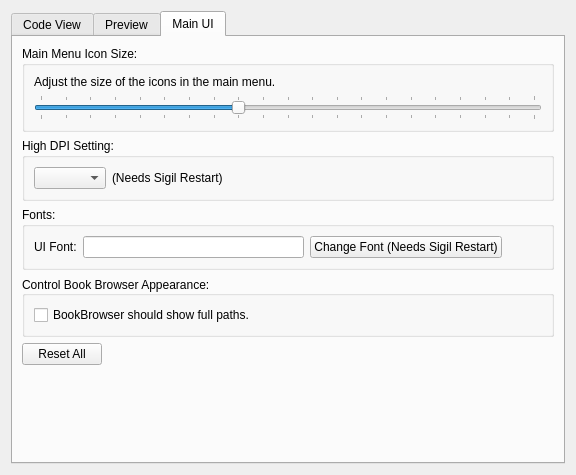
Above: src/Form_Files/PAppearanceWidget.ui from Sigil-Ebook/Sigil before the change. Below: the same form after it.
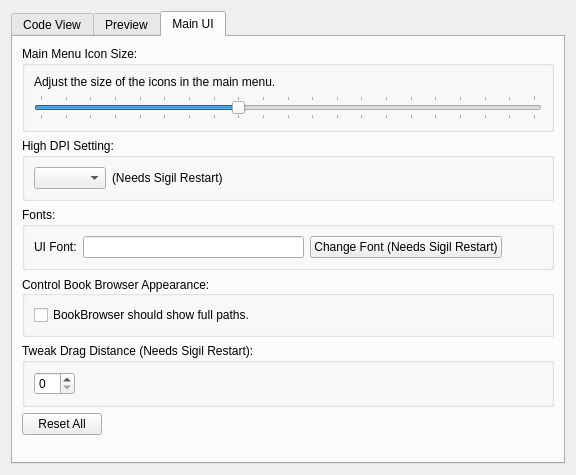
That is the form after the change. The open tabs and pages were chosen to show the change.

Commit message: Bulk of drag setting tweak work

```diff
--- a/src/Form_Files/PAppearanceWidget.ui
+++ b/src/Form_Files/PAppearanceWidget.ui
@@ -561,6 +561,31 @@
          </layout>
         </widget>
        </item>
+       <item>
+        <widget class="QGroupBox" name="groupDragTweak">
+         <property name="title">
+          <string>Tweak Drag Distance (Needs Sigil Restart):</string>
+         </property>
+         <layout class="QHBoxLayout" name="horizontalLayout_3">
+          <item>
+           <widget class="QSpinBox" name="dragTweakSpinBox"/>
+          </item>
+          <item>
+           <spacer name="horizontalSpacer_6">
+            <property name="orientation">
+             <enum>Qt::Horizontal</enum>
+            </property>
+            <property name="sizeHint" stdset="0">
+             <size>
+              <width>456</width>
+              <height>20</height>
+             </size>
+            </property>
+           </spacer>
+          </item>
+         </layout>
+        </widget>
+       </item>
        <item>
         <layout class="QHBoxLayout" name="horizontalLayoutReset">
          <item>
```
The commit also changes 4 other files.
